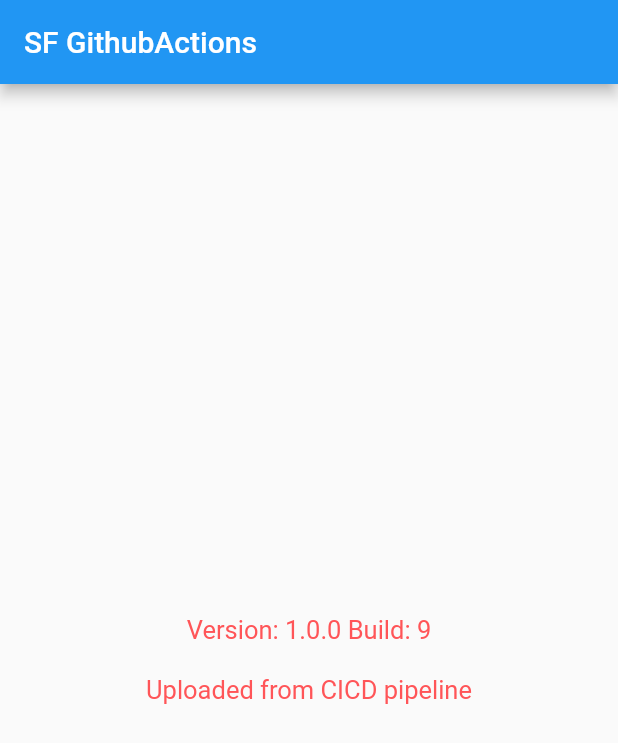
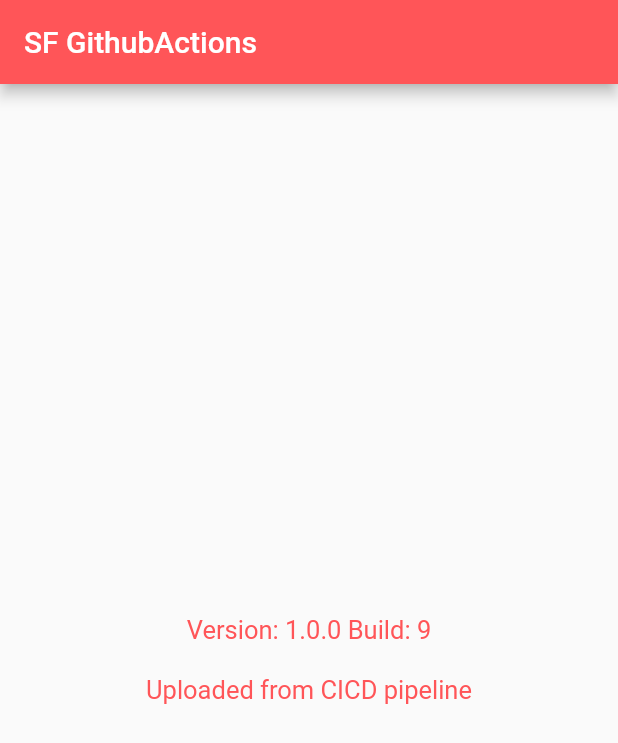
Before and after one commit to sagarfaldu17/GithubActions, a Flutter app: the screen it shows after launch, on a phone screen of 412 x 824 dp. Shown: the top 743 px of the screen. Run offline on Flutter 3.47's test engine with Material 2 defaults, Android fonts, the light colour scheme and no system bars; our stand-ins replace google_fonts, package_info_plus, url_launcher_web; missing offline and left inert: app_version, package_info_plus_web.

Commit message:
feat(): update yaml22

```diff
--- a/lib/main.dart
+++ b/lib/main.dart
@@ -40,6 +40,7 @@
   Widget build(BuildContext context) {
     return Scaffold(
       appBar: AppBar(
+        backgroundColor: const Color(0xFFff5558),
         title: Text(widget.title),
       ),
       body: Center(
```
Also changed, not shown: .github/workflows/main.yaml, 1 other file.
